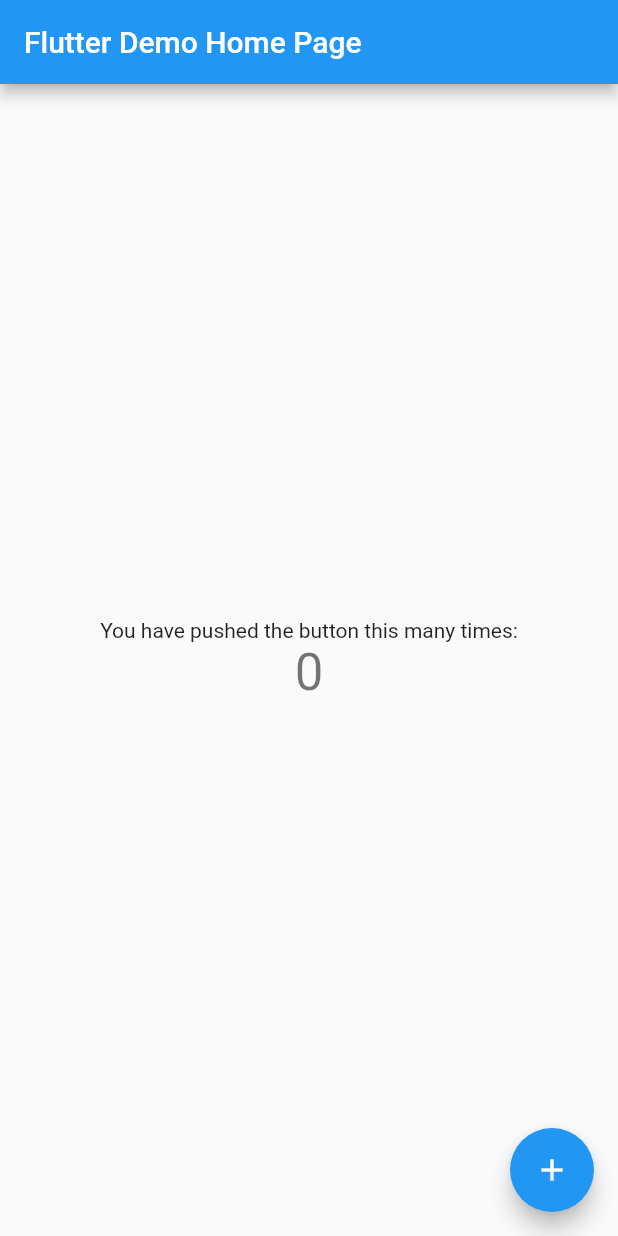
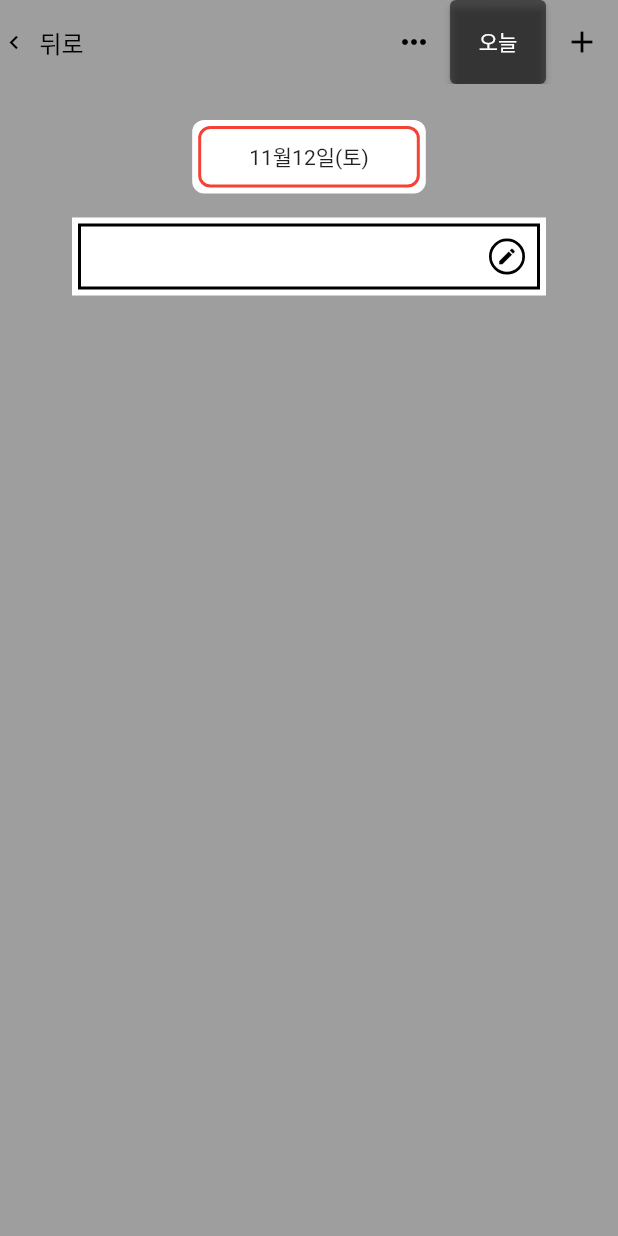
Before and after one commit to MinJa-e/doingdoing_clone, a Flutter app: the screen it shows after launch, on a phone screen of 412 x 824 dp. Run offline on Flutter 3.47's test engine with Material 2 defaults, Android fonts, the phone set to English and light mode, and no system bars.

Commit message:
두잉두잉 클론 - 상단 바 틀 잡기 / 하단 메모지 디자인ing

```diff
--- a/lib/main.dart
+++ b/lib/main.dart
@@ -10,19 +10,18 @@ class MyApp extends StatelessWidget {
   @override
   Widget build(BuildContext context) {
     return MaterialApp(
+      debugShowCheckedModeBanner: false,
       title: 'Flutter Demo',
       theme: ThemeData(
         primarySwatch: Colors.blue,
       ),
-      home: const MyHomePage(title: 'Flutter Demo Home Page'),
+      home: MyHomePage(),
     );
   }
 }
 
 class MyHomePage extends StatefulWidget {
-  const MyHomePage({Key? key, required this.title}) : super(key: key);
-
-  final String title;
+  const MyHomePage({Key? key}) : super(key: key);
 
   @override
   State<MyHomePage> createState() => _MyHomePageState();
@@ -40,28 +39,107 @@ class _MyHomePageState extends State<MyHomePage> {
   @override
   Widget build(BuildContext context) {
     return Scaffold(
+      backgroundColor: Colors.grey,
       appBar: AppBar(
-        title: Text(widget.title),
+        elevation: 0,
+        backgroundColor: Colors.grey,
+        leading: SizedBox(
+          child: TextButton.icon(
+              onPressed: () {
+                // Respond to button press
+              },
+              icon: Icon(Icons.navigate_before, size: 18),
+              label: Text(
+                "뒤로",
+                style: TextStyle(fontSize: 16.0),
+              ),
+              style: TextButton.styleFrom(
+                primary: Colors.black,
+                padding: EdgeInsets.zero,
+              )),
+        ),
+        actions: [
+          IconButton(
+              icon: Icon(Icons.more_horiz),
+              color: Colors.black,
+              onPressed: () {}),
+          SizedBox(
+            height: 10,
+            child: ElevatedButton(
+              onPressed: () {},
+              child: Text('오늘'),
+              style: ElevatedButton.styleFrom(primary: Colors.black54),
+            ),
+          ),
+          IconButton(
+              icon: Icon(Icons.add), color: Colors.black, onPressed: () {}),
+        ],
       ),
       body: Center(
         child: Column(
-          mainAxisAlignment: MainAxisAlignment.center,
+          //mainAxisAlignment: MainAxisAlignment.center, // 정렬
           children: <Widget>[
-            const Text(
-              'You have pushed the button this many times:',
+            SizedBox(
+              child: Container(
+                margin: EdgeInsets.only(top: 24.0),
+                padding: EdgeInsets.symmetric(vertical: 4.0, horizontal: 4.0),
+                child: Container(
+                  child: Text("11월12일(토)"),
+                  padding:
+                      EdgeInsets.symmetric(vertical: 8.0, horizontal: 32.0),
+                  decoration: BoxDecoration(
+                    border: Border.all(color: Colors.red, width: 2.0),
+                    borderRadius: BorderRadius.all(Radius.circular(8.0) // POINT
+                        ),
+                  ),
+                ),
+                decoration: BoxDecoration(
+                  color: Colors.white,
+                  borderRadius: BorderRadius.all(
+                      Radius.circular(8.0) //         <--- border radius here
+                      ),
+                ),
+              ),
             ),
-            Text(
-              '$_counter',
-              style: Theme.of(context).textTheme.headline4,
+            SizedBox(
+              child: Container(
+                //가장 바깥 네모
+                margin: EdgeInsets.symmetric(vertical: 16.0, horizontal: 48.0),
+                padding: EdgeInsets.symmetric(vertical: 4.0, horizontal: 4.0),
+                child: Container(
+                  alignment: Alignment.topRight,
+                  //검정테두리 네모
+                  width: 1000.0,
+                  decoration: BoxDecoration(
+                    border: Border.all(color: Colors.black, width: 2.0),
+                  ),
+                  child: Container(
+                    // 아이콘 테두리용
+                    width: 24.0,
+                    height: 24.0,
+                    margin: EdgeInsets.all(8.0),
+                    padding: EdgeInsets.all(0.0),
+                    child: IconButton(
+                        padding: EdgeInsets.all(0.0),
+                        icon: Icon(Icons.edit, size: 14.0),
+                        color: Colors.black,
+                        onPressed: () {}),
+                    decoration: BoxDecoration(
+                      border: Border.all(color: Colors.black, width: 1.8),
+                      borderRadius: BorderRadius.all(
+                        Radius.circular(99.0),
+                      ),
+                    ),
+                  ),
+                ),
+                decoration: BoxDecoration(
+                  color: Colors.white,
+                ),
+              ),
             ),
           ],
         ),
       ),
-      floatingActionButton: FloatingActionButton(
-        onPressed: _incrementCounter,
-        tooltip: 'Increment',
-        child: const Icon(Icons.add),
-      ),
     );
   }
 }
```
